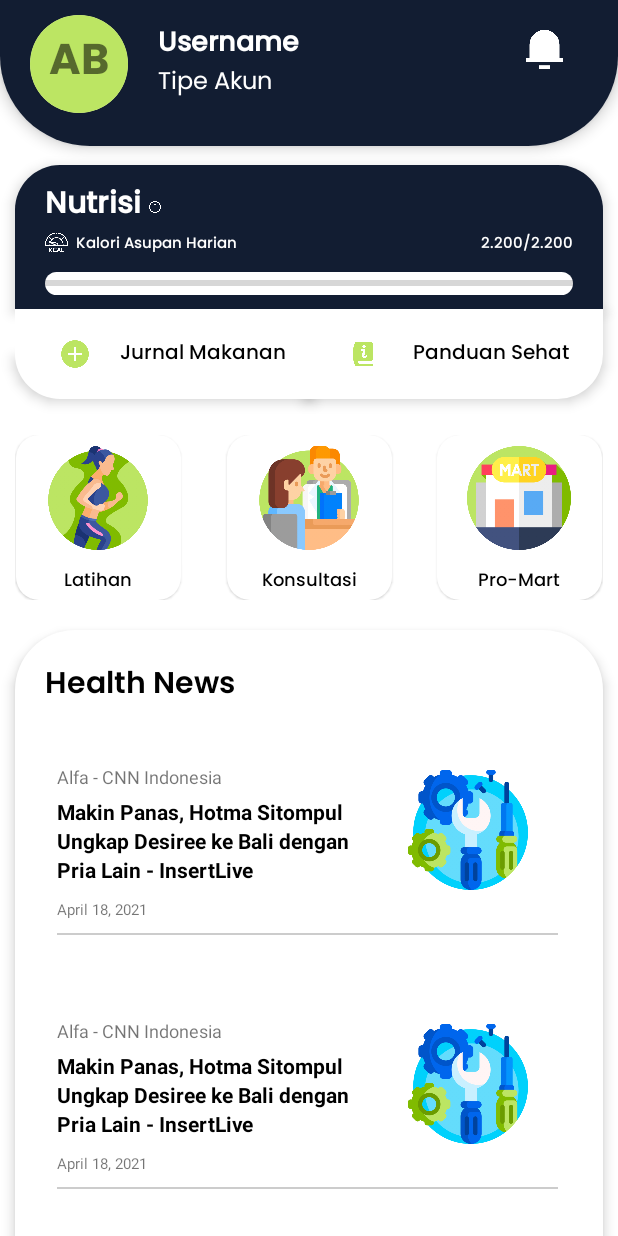
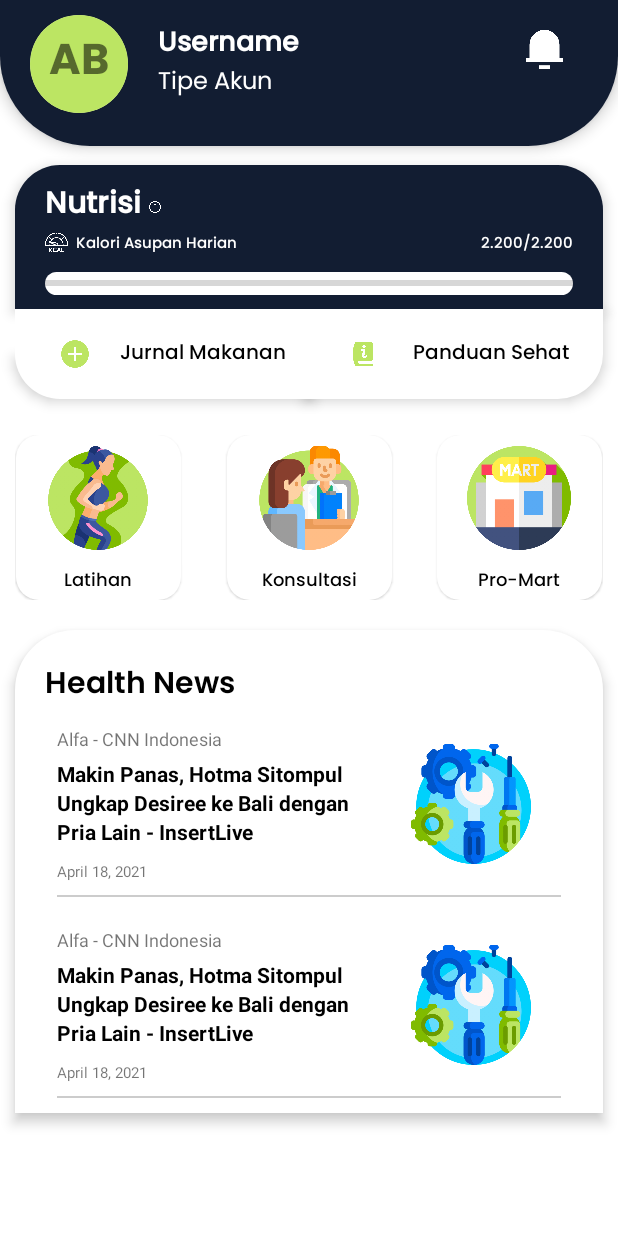
Before and after one commit to agaaaptr/Diet-Pro-App-Project, an Android app: the layout fragment_home.xml on its own in the app's theme, with its tools: preview values and no code run, on a phone screen of 412 x 824 dp. Run offline under Robolectric (Android 15) with nearby library versions, the phone set to English and light mode, and no system bars.

Commit message:
style(userinterface): Optimizing semua UI aplikasi

```diff
--- a/app/src/main/res/layout/fragment_home.xml
+++ b/app/src/main/res/layout/fragment_home.xml
@@ -441,13 +441,15 @@
 
 
                 <androidx.recyclerview.widget.RecyclerView
+                    app:layout_constraintEnd_toEndOf="parent"
+                    app:layout_constraintStart_toStartOf="parent"
                     app:layout_constraintTop_toBottomOf="@id/textView2"
                     android:id="@+id/rv_list_HomeNews"
                     android:layout_width="match_parent"
                     android:layout_height="wrap_content"
                     android:layout_marginStart="8dp"
-                    android:layout_marginEnd="10dp"
-                    tools:itemCount="5"
+                    android:layout_marginEnd="8dp"
+                    tools:itemCount="2"
                     tools:listitem="@layout/list_homenews" />
 
                 <TextView
--- a/app/src/main/res/layout/list_homenews.xml
+++ b/app/src/main/res/layout/list_homenews.xml
@@ -4,7 +4,8 @@
     android:id="@+id/frameListInfo"
     android:layout_width="match_parent"
     android:layout_height="wrap_content"
-    android:layout_margin="20dp">
+    android:layout_marginHorizontal="20dp"
+    android:layout_marginVertical="10dp">
 
     <RelativeLayout
         android:layout_width="match_parent"
@@ -19,9 +20,7 @@
             android:layout_alignParentEnd="true"
             android:layout_centerInParent="true"
             android:layout_marginStart="10dp"
-            android:layout_marginTop="10dp"
             android:layout_marginEnd="10dp"
-            android:layout_marginBottom="10dp"
             android:adjustViewBounds="true"
             android:background="@drawable/maintenance"
             android:scaleType="centerCrop" />
@@ -46,7 +45,6 @@
                 android:id="@+id/tvNameSourceInfo"
                 android:layout_width="wrap_content"
                 android:layout_height="wrap_content"
-                android:layout_marginTop="15dp"
                 android:text="Alfa - CNN Indonesia"
                 android:textSize="12sp" />
 
```
Also changed, not shown: 1 other file.
